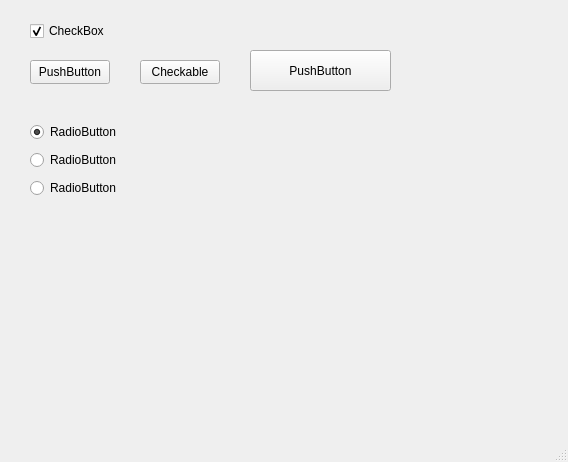
richardmg/WidgetsImagine, file mainwindow.ui: the form before one commit.
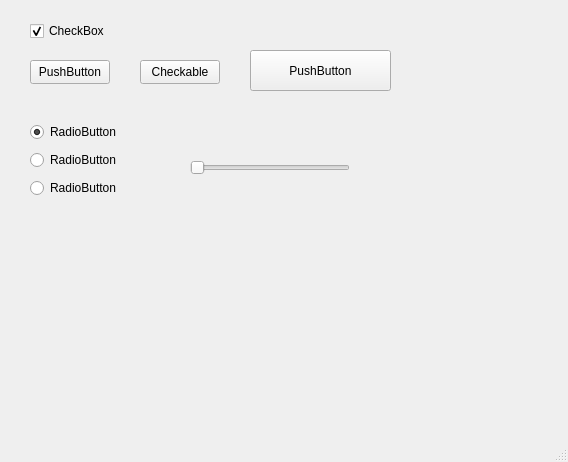
The form after the commit.

```diff
--- a/mainwindow.ui
+++ b/mainwindow.ui
@@ -72,7 +72,7 @@
      <bool>true</bool>
     </property>
    </widget>
-   <widget class="QWidget" name="">
+   <widget class="QWidget" name="layoutWidget">
     <property name="geometry">
      <rect>
       <x>30</x>
@@ -108,6 +108,19 @@
      </item>
     </layout>
    </widget>
+   <widget class="QSlider" name="horizontalSlider">
+    <property name="geometry">
+     <rect>
+      <x>190</x>
+      <y>160</y>
+      <width>160</width>
+      <height>16</height>
+     </rect>
+    </property>
+    <property name="orientation">
+     <enum>Qt::Horizontal</enum>
+    </property>
+   </widget>
   </widget>
   <widget class="QMenuBar" name="menubar">
    <property name="geometry">
```
